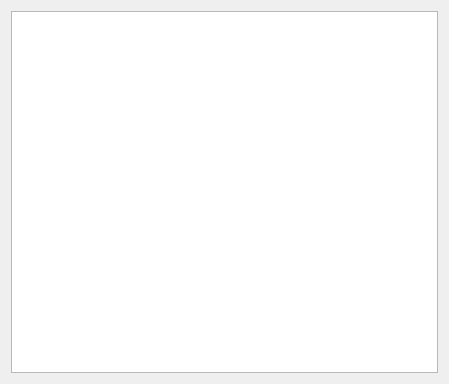
Qt form jabber/gui/ui/class_list.ui (diffuse/jabber) before a commit.
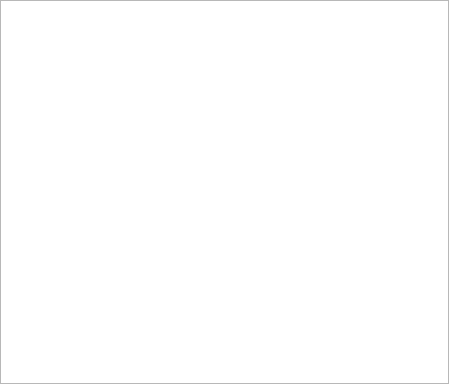
The same form after that commit.

Commit message: Add class entry text edit and further reduce margins on widgets

What changed in the file:
```diff
--- a/jabber/gui/ui/class_list.ui
+++ b/jabber/gui/ui/class_list.ui
@@ -14,6 +14,18 @@
    <string>Form</string>
   </property>
   <layout class="QVBoxLayout" name="verticalLayout">
+   <property name="leftMargin">
+    <number>0</number>
+   </property>
+   <property name="topMargin">
+    <number>0</number>
+   </property>
+   <property name="rightMargin">
+    <number>0</number>
+   </property>
+   <property name="bottomMargin">
+    <number>0</number>
+   </property>
    <item>
     <widget class="QListWidget" name="list"/>
    </item>
```
The commit also changes 4 other files.
